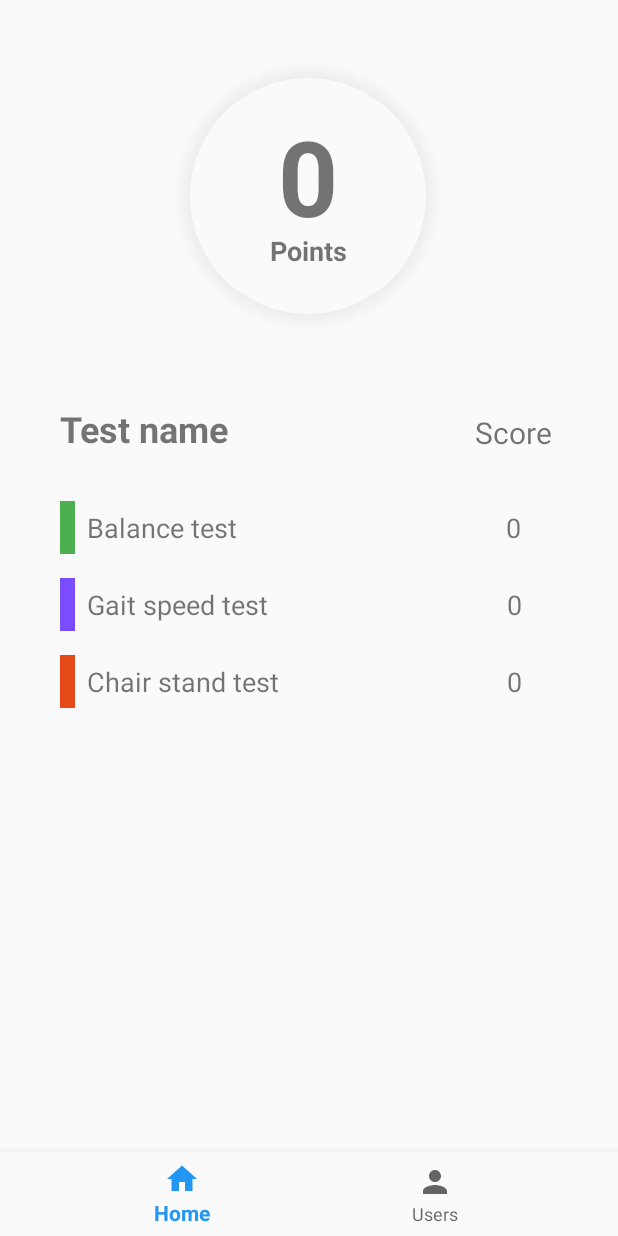
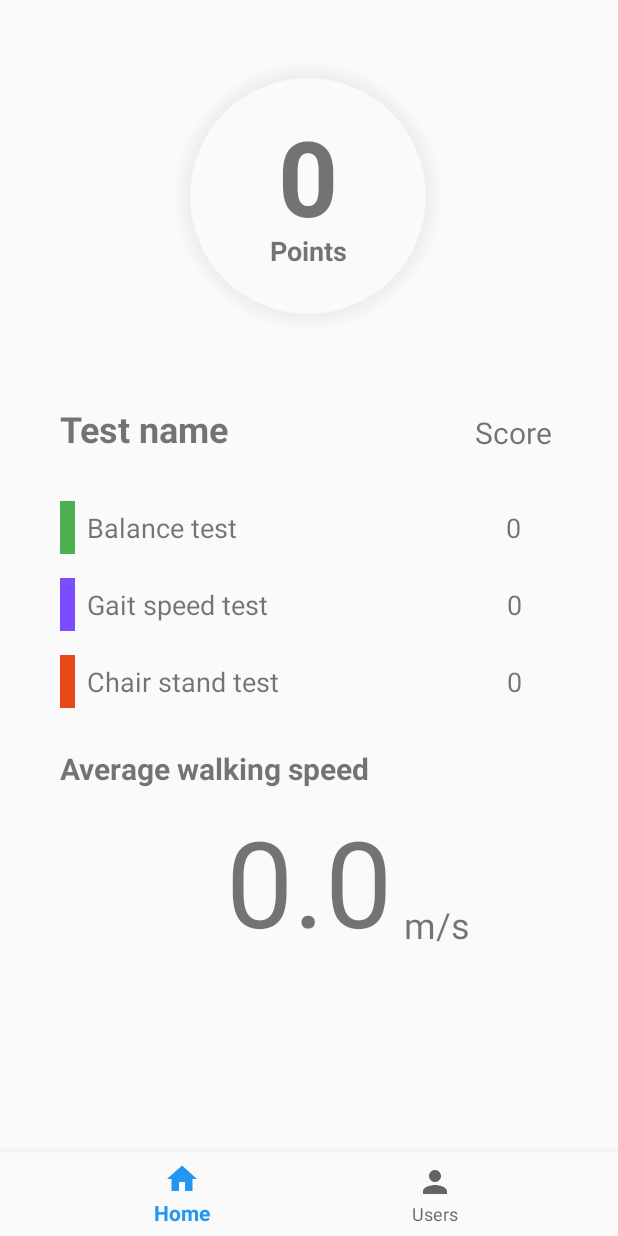
Before and after one commit to Selutario/SPPB-app, an Android app: the fragment ScoreFragment placed in its activity, on a phone screen of 412 x 824 dp. Run offline under Robolectric (Android 15) with nearby library versions, the phone set to English and light mode, and no system bars; 7 statements that could not run were skipped.

Commit message:
Added calculation and saving of average walking speed.

```diff
--- a/SPPB_TFG/app/src/main/java/com/example/sppb_tfg/GaitFragment.java
+++ b/SPPB_TFG/app/src/main/java/com/example/sppb_tfg/GaitFragment.java
@@ -328,7 +328,9 @@ public class GaitFragment extends Fragment implements SensorEventListener {
     public void showResult(double time) {
         test_name.setText(getString(R.string.score));
         chronometer.setVisibility(View.GONE);
+
         int score = 0;
+        double averageSpeed = 4/time;
 
         if (time < 4.82) {
             score = 4;
@@ -341,6 +343,8 @@ public class GaitFragment extends Fragment implements SensorEventListener {
         }
 
         testActivity.gaitScore = score;
+        testActivity.averageSpeed = averageSpeed;
+
         tv_result.setText(Integer.toString(score));
         tv_result.setVisibility(View.VISIBLE);
         tv_result_label.setVisibility(View.VISIBLE);
--- a/SPPB_TFG/app/src/main/java/com/example/sppb_tfg/LocalSQLiteOpenHelper.java
+++ b/SPPB_TFG/app/src/main/java/com/example/sppb_tfg/LocalSQLiteOpenHelper.java
@@ -19,8 +19,8 @@ public class LocalSQLiteOpenHelper extends SQLiteOpenHelper {
                 + UsersDB.UserEntry.BALANCE_SCORE + " INTEGER,"
                 + UsersDB.UserEntry.SPEED_SCORE+ " INTEGER,"
                 + UsersDB.UserEntry.CHAIR_SCORE + " INTEGER,"
-                + UsersDB.UserEntry.TEST_DATE + " TEXT )");
-
+                + UsersDB.UserEntry.TEST_DATE + " TEXT, "
+                + UsersDB.UserEntry.AVERAGE_SPEED + " REAL)");
     }
 
     @Override
--- a/SPPB_TFG/app/src/main/java/com/example/sppb_tfg/ScoreFragment.java
+++ b/SPPB_TFG/app/src/main/java/com/example/sppb_tfg/ScoreFragment.java
@@ -22,6 +22,7 @@ import static com.example.sppb_tfg.Constants.SELECTED_USER;
 public class ScoreFragment extends Fragment {
     ConstraintLayout score_layout;
     ConstraintLayout constraing_explaining;
+    ConstraintLayout constraing_average_speed;
 
     ProgressBar progressBar;
     ConstraintLayout btn_save;
@@ -38,6 +39,7 @@ public class ScoreFragment extends Fragment {
     ImageView iv_gait_color;
     TextView tv_gait_score_label;
     TextView tv_gait_score;
+    TextView tv_average_speed;
 
     ImageView iv_chair_color;
     TextView tv_chair_score;
@@ -49,6 +51,7 @@ public class ScoreFragment extends Fragment {
     int mBalanceScore = 0;
     int mGaitScore = 0;
     int mChairScore = 0;
+    double mAverageSpeed = 0;
 
     TestActivity testActivity;
 
@@ -59,6 +62,7 @@ public class ScoreFragment extends Fragment {
         View view = inflater.inflate(R.layout.fragment_score, null);
         score_layout = view.findViewById(R.id.fragment_score);
         constraing_explaining = view.findViewById(R.id.constraing_explaining);
+        constraing_average_speed = view.findViewById(R.id.constraing_average_speed);
         progressBar = (ProgressBar) view.findViewById(R.id.score_progressbar);
         btn_save = view.findViewById(R.id.btn_save);
         tv_save_as = (TextView) view.findViewById(R.id.tv_save_as);
@@ -73,6 +77,7 @@ public class ScoreFragment extends Fragment {
         iv_gait_color = (ImageView) view.findViewById(R.id.iv_gait_color);
         tv_gait_score_label = (TextView) view.findViewById(R.id.tv_gait_score_label);
         tv_gait_score = (TextView) view.findViewById(R.id.tv_gait_score);
+        tv_average_speed = (TextView) view.findViewById(R.id.tv_average_speed);
 
         iv_chair_color = (ImageView) view.findViewById(R.id.iv_chair_color);
         tv_chair_score_label = (TextView) view.findViewById(R.id.tv_chair_score_label);
@@ -96,6 +101,7 @@ public class ScoreFragment extends Fragment {
             mBalanceScore = testActivity.getScore(1);
             mGaitScore = testActivity.getScore(2);
             mChairScore = testActivity.getScore(3);
+            mAverageSpeed = testActivity.getAverageSpeed();
         } else { // else, get data from local data base
             User user = User.getUser(getActivity(), id);
 
@@ -103,6 +109,7 @@ public class ScoreFragment extends Fragment {
             mBalanceScore = user.getBalanceScore();
             mGaitScore = user.getSpeedScore();
             mChairScore = user.getChairScore();
+            mAverageSpeed = user.getAverageSpeed();
         }
 
         final int pb_score;
@@ -111,6 +118,7 @@ public class ScoreFragment extends Fragment {
         if(mCurrentTest == 0){
             pb_score = 9*score - (9*score)/18;
             constraing_explaining.setVisibility(View.VISIBLE);
+            constraing_average_speed.setVisibility(View.VISIBLE);
 
             if(score == 0) {
                 constraing_explaining.setVisibility(View.GONE);
@@ -136,6 +144,8 @@ public class ScoreFragment extends Fragment {
                 tv_chair_score_label.setVisibility(View.GONE);
                 tv_chair_score.setVisibility(View.GONE);
             } else if (mCurrentTest == 2){
+                constraing_average_speed.setVisibility(View.VISIBLE);
+
                 iv_balance_color.setVisibility(View.GONE);
                 tv_balance_score_label.setVisibility(View.GONE);
                 tv_balance_score.setVisibility(View.GONE);
@@ -179,6 +189,7 @@ public class ScoreFragment extends Fragment {
         tv_balance_score.setText(Integer.toString(mBalanceScore));
         tv_gait_score.setText(Integer.toString(mGaitScore));
         tv_chair_score.setText(Integer.toString(mChairScore));
+        tv_average_speed.setText(String.format("%.1f", mAverageSpeed));
 
         // Get selected user if any
         sharedPreferences = getActivity().getSharedPreferences(Constants.PREFS_NAME, Context.MODE_PRIVATE);
@@ -206,11 +217,13 @@ public class ScoreFragment extends Fragment {
                 btn_save.setEnabled(false);
 
                 if (tv_balance_score.getVisibility() == View.VISIBLE)
-                    mUser.setBalanceScore(testActivity.getScore(1));
-                if (tv_gait_score.getVisibility() == View.VISIBLE)
-                    mUser.setSpeedScore(testActivity.getScore(2));
+                    mUser.setBalanceScore(mBalanceScore);
+                if (tv_gait_score.getVisibility() == View.VISIBLE){
+                    mUser.setSpeedScore(mGaitScore);
+                    mUser.setAverageSpeed(mAverageSpeed);
+                }
                 if (tv_chair_score.getVisibility() == View.VISIBLE)
-                    mUser.setChairScore(testActivity.getScore(3));
+                    mUser.setChairScore(mChairScore);
                 mUser.update(getActivity());
             }
         });
--- a/SPPB_TFG/app/src/main/java/com/example/sppb_tfg/TestActivity.java
+++ b/SPPB_TFG/app/src/main/java/com/example/sppb_tfg/TestActivity.java
@@ -27,6 +27,8 @@ public class TestActivity extends FragmentActivity {
     public int balanceScore = 0;
     public int gaitScore = 0;
     public int chairScore = 0;
+
+    public double averageSpeed = 0;
 
     public TextToSpeech tts;
     public boolean isMuted = false;
@@ -255,4 +257,8 @@ public class TestActivity extends FragmentActivity {
 
         return score;
     }
+
+    public double getAverageSpeed() {
+        return averageSpeed;
+    }
 }
--- a/SPPB_TFG/app/src/main/java/com/example/sppb_tfg/UsersDB.java
+++ b/SPPB_TFG/app/src/main/java/com/example/sppb_tfg/UsersDB.java
@@ -13,5 +13,6 @@ public class UsersDB {
         public static final String SPEED_SCORE = "speed_score";
         public static final String CHAIR_SCORE = "chair_score";
         public static final String TEST_DATE = "test_date";
+        public static final String AVERAGE_SPEED = "average_speed";
     }
 }
--- a/SPPB_TFG/app/src/main/res/layout/fragment_score.xml
+++ b/SPPB_TFG/app/src/main/res/layout/fragment_score.xml
@@ -12,8 +12,10 @@
         android:layout_height="0dp"
         app:layout_constraintBottom_toTopOf="@+id/btn_save"
         app:layout_constraintEnd_toEndOf="parent"
+        app:layout_constraintHorizontal_bias="1.0"
         app:layout_constraintStart_toStartOf="parent"
-        app:layout_constraintTop_toTopOf="parent">
+        app:layout_constraintTop_toTopOf="parent"
+        app:layout_constraintVertical_bias="0.0">
 
         <android.support.constraint.ConstraintLayout
             android:layout_width="match_parent"
@@ -211,6 +213,52 @@
                     app:layout_constraintTop_toTopOf="parent" />
             </android.support.constraint.ConstraintLayout>
 
+            <android.support.constraint.ConstraintLayout
+                android:id="@+id/constraing_average_speed"
+                android:layout_width="0dp"
+                android:layout_height="169dp"
+                android:layout_marginTop="32dp"
+                app:layout_constraintEnd_toEndOf="parent"
+                app:layout_constraintHorizontal_bias="0.0"
+                app:layout_constraintStart_toStartOf="parent"
+                app:layout_constraintTop_toBottomOf="@+id/tv_chair_score_label">
+
+                <TextView
+                    android:id="@+id/textView6"
+                    android:layout_width="wrap_content"
+                    android:layout_height="wrap_content"
+                    android:layout_marginStart="40dp"
+                    android:text="@string/average_speed"
+                    android:textSize="20dp"
+                    android:textStyle="bold"
+                    app:layout_constraintStart_toStartOf="parent"
+                    app:layout_constraintTop_toTopOf="parent" />
+
+                <TextView
+                    android:id="@+id/tv_average_speed"
+                    android:layout_width="wrap_content"
+                    android:layout_height="wrap_content"
+                    android:layout_marginStart="8dp"
+                    android:layout_marginTop="8dp"
+                    android:layout_marginEnd="8dp"
+                    android:text="0"
+                    android:textSize="80dp"
+                    app:layout_constraintEnd_toEndOf="parent"
+                    app:layout_constraintStart_toStartOf="parent"
+                    app:layout_constraintTop_toBottomOf="@+id/textView6" />
+
+                <TextView
+                    android:id="@+id/textView8"
+                    android:layout_width="wrap_content"
+                    android:layout_height="wrap_content"
+                    android:layout_marginStart="8dp"
+                    android:layout_marginBottom="8dp"
+                    android:text="m/s"
+                    android:textSize="24sp"
+                    app:layout_constraintBottom_toBottomOf="@+id/tv_average_speed"
+                    app:layout_constraintStart_toEndOf="@+id/tv_average_speed" />
+            </android.support.constraint.ConstraintLayout>
+
 
             <!--<LinearLayout
                 android:id="@+id/btn_save"
--- a/SPPB_TFG/app/src/main/res/values/strings.xml
+++ b/SPPB_TFG/app/src/main/res/values/strings.xml
@@ -202,6 +202,7 @@
     <string name="points">Points</string>
     <string name="save_as">Save as %1$s</string>
     <string name="saved">Saved</string>
+    <string name="average_speed">Average walking speed</string>
 
     <string name="severe">Severe limitation</string>
     <string name="moderate">Moderate limitation</string>
```
Also changed, not shown: SPPB_TFG/app/src/main/java/com/example/sppb_tfg/User.java (+19 -5 lines), 1 other file.
